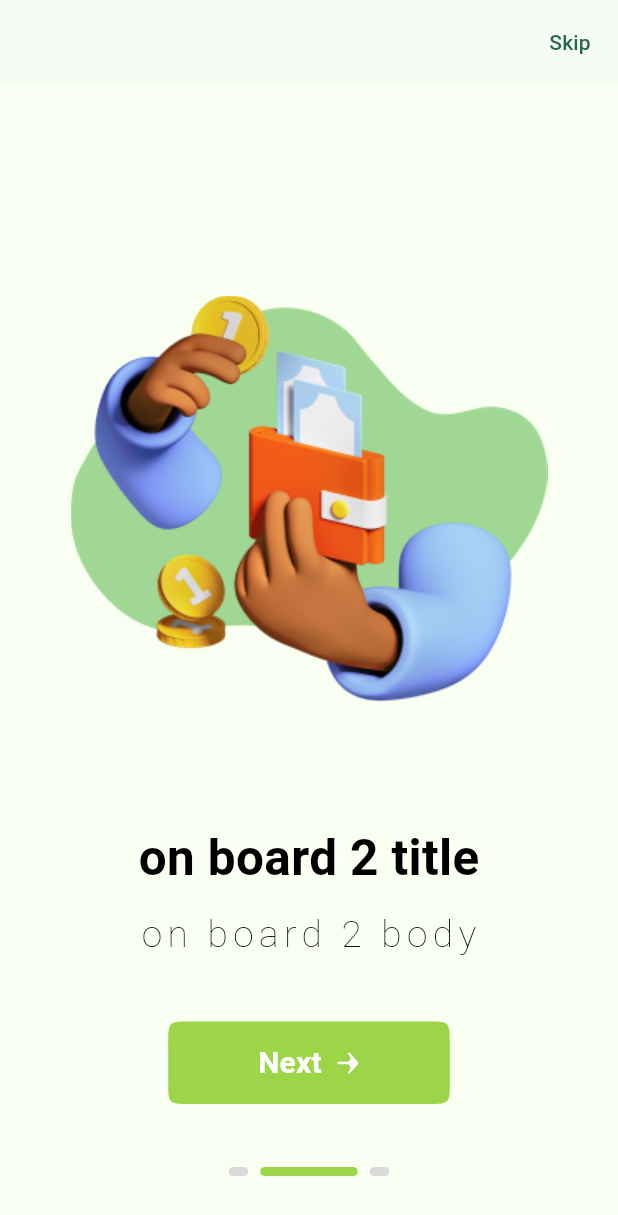
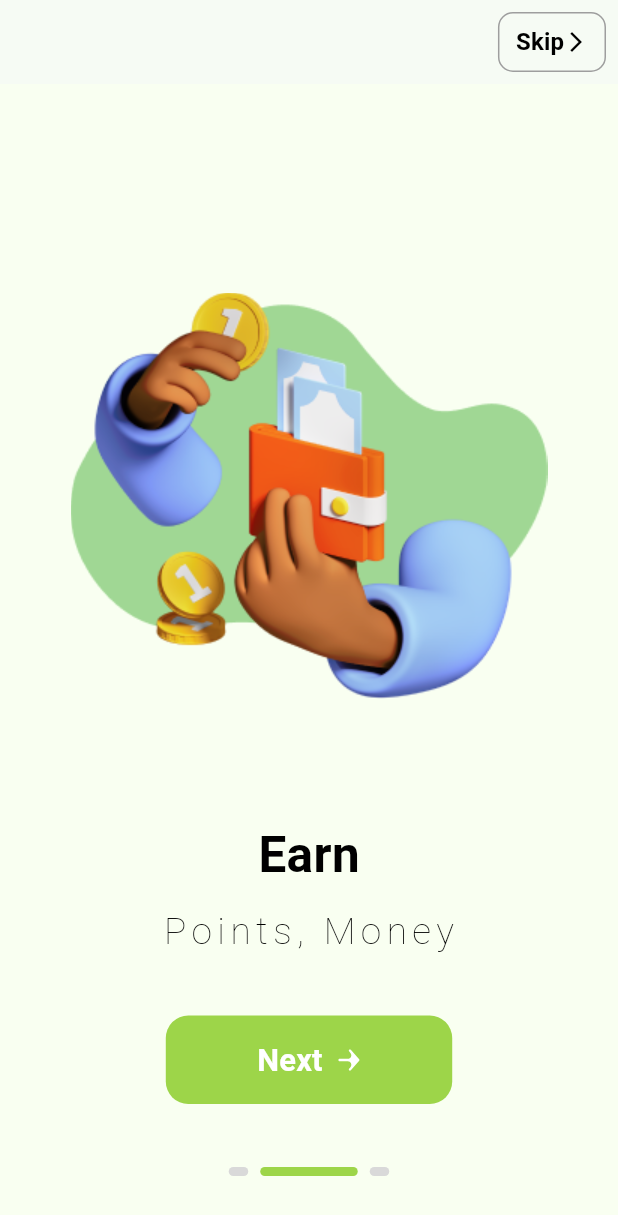
Before and after one commit to Marawanemad/Zero-Waste-App, a Flutter app: the screen it shows after launch, after a tap on "Next", on a phone screen of 412 x 824 dp. Shown: the top 1215 px of the screen. Run offline on Flutter 3.47's test engine with Material 3 defaults, Android fonts, the phone set to English and light mode, and no system bars; drawn by our look-alikes of smooth_page_indicator; our stand-ins replace dio, flutter_bloc, flutter_svg, shared_preferences; Roboto replaces fonts that are missing (Outfit).

Commit message:
on boarding is done new shared widget "DefaultGreenButton"

```diff
--- /dev/null
+++ b/lib/models/boarding_model.dart
@@ -0,0 +1,10 @@
+class BoardingModel {
+  final String image;
+  final String title;
+  final String? body;
+  BoardingModel({
+    required this.image,
+    required this.title,
+    required this.body,
+  });
+}
--- /dev/null
+++ b/lib/modules/onboarding/on_boarding_item_widget.dart
@@ -0,0 +1,39 @@
+import 'package:flutter/material.dart';
+import 'package:zerowasteapp/models/boarding_model.dart';
+import 'package:zerowasteapp/shared/extensions/context_width_extension.dart';
+import 'package:zerowasteapp/shared/themes/font_styles.dart';
+
+class OnBoardingItemWidget extends StatelessWidget {
+  const OnBoardingItemWidget({
+    super.key,
+    required this.model,
+    required this.isLast,
+  });
+
+  final BoardingModel model;
+
+  final bool isLast;
+
+  @override
+  Widget build(BuildContext context) {
+    return Column(
+      mainAxisAlignment: MainAxisAlignment.center,
+      children: isLast
+          ? [
+              Image.asset(model.image),
+              const SizedBox(height: 40.0),
+              Text(model.title,
+                  style: CustomTextStyle.bold24.responsive(context)),
+            ]
+          : [
+              Image.asset(model.image),
+              const SizedBox(height: 80.0),
+              Text(model.title,
+                  style: CustomTextStyle.bold32.responsive(context)),
+              const SizedBox(height: 10),
+              Text(model.body!,
+                  style: CustomTextStyle.thin24.responsive(context)),
+            ],
+    );
+  }
+}
--- a/lib/modules/onboarding/on_boarding_screen.dart
+++ b/lib/modules/onboarding/on_boarding_screen.dart
@@ -1,21 +1,11 @@
 import 'package:flutter/material.dart';
-import 'package:flutter_svg/flutter_svg.dart';
 import 'package:smooth_page_indicator/smooth_page_indicator.dart';
+import 'package:zerowasteapp/models/boarding_model.dart';
+import 'package:zerowasteapp/modules/onboarding/on_boarding_item_widget.dart';
 import 'package:zerowasteapp/shared/assets.dart';
-import 'package:zerowasteapp/shared/extensions/context_width_extension.dart';
 import 'package:zerowasteapp/shared/themes/colors.dart';
 import 'package:zerowasteapp/shared/themes/font_styles.dart';
-
-class BoardingModel {
-  final String image;
-  final String title;
-  final String? body;
-  BoardingModel({
-    required this.image,
-    required this.title,
-    required this.body,
-  });
-}
+import 'package:zerowasteapp/shared/widgets/default_green_button.dart';
 
 class OnBoarding extends StatefulWidget {
   const OnBoarding({super.key});
@@ -33,16 +23,16 @@ class _OnBoardingState extends State<OnBoarding> {
     ),
     BoardingModel(
       image: Assets.imagesOnboardingOnboarding2,
-      title: "on board 2 title",
-      body: "on board 2 body",
+      title: "Earn",
+      body: "Points, Money",
     ),
     BoardingModel(
       image: Assets.imagesOnboardingOnboarding3,
-      title: "on board 3 title",
-      body: "on board 3 body",
+      title: "Green Eco Taste",
+      body: "",
     ),
   ];
-  void endOnBoarding() {
+  void _endOnBoarding() {
     // navigateToWithReplacement(context, LoginScreen());
     // CacheHelper.setData(key: 'onBoarding', value: true);
   }
@@ -55,10 +45,35 @@ class _OnBoardingState extends State<OnBoarding> {
       backgroundColor: CustomColors.liteGreenF1,
       appBar: AppBar(
         actions: [
-          TextButton(
-            onPressed: () => endOnBoarding(),
-            child: const Text("Skip"),
-          )
+          !isLast
+              ? Padding(
+                  padding: const EdgeInsets.all(8.0),
+                  child: TextButton(
+                    style: ButtonStyle(
+                      shape: MaterialStateProperty.all<RoundedRectangleBorder>(
+                        RoundedRectangleBorder(
+                          borderRadius: BorderRadius.circular(10.0),
+                          side: BorderSide(color: Colors.grey),
+                        ),
+                      ),
+                    ),
+                    onPressed: () => _endOnBoarding(),
+                    child: Row(
+                      children: [
+                        const Text(
+                          "Skip",
+                          style: CustomTextStyle.semiBold16,
+                        ),
+                        Icon(
+                          Icons.arrow_forward_ios,
+                          size: 16,
+                          color: Colors.black,
+                        )
+                      ],
+                    ),
+                  ),
+                )
+              : SizedBox(),
         ],
       ),
       body: Padding(
@@ -67,10 +82,10 @@ class _OnBoardingState extends State<OnBoarding> {
           mainAxisAlignment: MainAxisAlignment.center,
           children: [
             const SizedBox(height: 60),
-
             Expanded(
               child: PageView.builder(
                 onPageChanged: (int index) {
+                  setState(() {});
                   if (index == boarding.length - 1) {
                     isLast = true;
                   } else {
@@ -79,14 +94,28 @@ class _OnBoardingState extends State<OnBoarding> {
                 },
                 controller: boardController,
                 physics: const BouncingScrollPhysics(),
-                itemBuilder: (context, index) =>
-                    OnBoardingItemWidget(model: boarding[index]),
+                itemBuilder: (context, index) => OnBoardingItemWidget(
+                  model: boarding[index],
+                  isLast: isLast,
+                ),
                 itemCount: boarding.length,
               ),
             ),
             DefaultGreenButton(
               boardController: boardController,
-              isLast: isLast,
+              text: isLast ? 'Start' : "Next",
+              iconPath: !isLast ? Assets.iconsArrow : "",
+              radius: isLast ? 140 : 15,
+              onPressed: () {
+                if (isLast) {
+                  _endOnBoarding();
+                } else {
+                  boardController.nextPage(
+                    duration: const Duration(milliseconds: 750),
+                    curve: Curves.easeInToLinear,
+                  );
+                }
+              },
             ),
             const SizedBox(height: 42),
             SmoothPageIndicator(
@@ -101,93 +130,9 @@ class _OnBoardingState extends State<OnBoarding> {
                 radius: 18,
               ),
             ),
-            // FloatingActionButton(
-            //   onPressed: () {
-            //     if (isLast) {
-            //       endOnBoarding();
-            //     } else {
-            //       boardController.nextPage(
-            //         duration: const Duration(milliseconds: 750),
-            //         curve: Curves.easeInToLinear,
-            //       );
-            //     }
-            //   },
-            //   child: const Icon(
-            //     Icons.arrow_forward_ios,
-            //     color: Colors.white,
-            //   ),
-            // ),
           ],
         ),
       ),
     );
   }
 }
-
-class OnBoardingItemWidget extends StatelessWidget {
-  const OnBoardingItemWidget({
-    super.key,
-    required this.model,
-  });
-
-  final BoardingModel model;
-
-  @override
-  Widget build(BuildContext context) {
-    return Column(
-      mainAxisAlignment: MainAxisAlignment.center,
-      children: [
-        Image.asset(model.image),
-        const SizedBox(height: 80.0),
-        Text(model.title, style: CustomTextStyle.bold32.responsive(context)),
-        const SizedBox(height: 10),
-        Text(model.body!, style: CustomTextStyle.thin24.responsive(context)),
-      ],
-    );
-  }
-}
-
-class DefaultGreenButton extends StatelessWidget {
-  DefaultGreenButton(
-      {super.key, required this.isLast, required this.boardController});
-  bool isLast;
-  var boardController;
-
-  @override
-  Widget build(BuildContext context) {
-    return MaterialButton(
-      onPressed: () {
-        if (isLast) {
-          // endOnBoarding();
-        } else {
-          boardController.nextPage(
-            duration: const Duration(milliseconds: 750),
-            curve: Curves.easeInToLinear,
-          );
-        }
-      },
-      color: CustomColors.vividGreen49,
-      elevation: 0,
-      shape: ContinuousRectangleBorder(
-        borderRadius: BorderRadius.circular(15),
-      ),
-      child: Padding(
-        padding: const EdgeInsets.symmetric(horizontal: 44, vertical: 13),
-        child: Row(
-          mainAxisSize: MainAxisSize.min,
-          children: [
-            Text(
-              "Next",
-              style: CustomTextStyle.bold20.copyWith(color: Colors.white),
-            ),
-            const SizedBox(width: 10),
-            SvgPicture.asset(
-              Assets.iconsArrow,
-              height: 15.0.getResponsiveFontSize(context),
-            ),
-          ],
-        ),
-      ),
-    );
-  }
-}
--- a/lib/shared/themes/font_styles.dart
+++ b/lib/shared/themes/font_styles.dart
@@ -7,6 +7,12 @@ abstract class CustomTextStyle {
     fontSize: 14,
     fontWeight: FontWeight.w600,
     color: CustomColors.grey85,
+  );
+  static const TextStyle semiBold16 = TextStyle(
+    fontFamily: "Outfit",
+    fontSize: 16,
+    fontWeight: FontWeight.w600,
+    color: Colors.black,
   );
   static const TextStyle regular12 = TextStyle(
     fontFamily: "Outfit",
@@ -118,6 +124,12 @@ abstract class CustomTextStyle {
     fontWeight: FontWeight.w700,
     color: Colors.black,
   );
+  static const TextStyle bold24 = TextStyle(
+    fontFamily: "Outfit",
+    fontSize: 24,
+    fontWeight: FontWeight.w700,
+    color: Colors.black,
+  );
   static const TextStyle bold14 = TextStyle(
     fontFamily: "Outfit",
     fontSize: 14,
--- /dev/null
+++ b/lib/shared/widgets/default_green_button.dart
@@ -0,0 +1,58 @@
+import 'package:flutter/material.dart';
+import 'package:flutter_svg/flutter_svg.dart';
+
+import 'package:zerowasteapp/shared/extensions/context_width_extension.dart';
+import 'package:zerowasteapp/shared/themes/colors.dart';
+import 'package:zerowasteapp/shared/themes/font_styles.dart';
+
+class DefaultGreenButton extends StatelessWidget {
+  DefaultGreenButton({
+    super.key,
+    required this.boardController,
+    required this.text,
+    this.onPressed,
+    required this.iconPath,
+    this.radius = 15,
+  });
+  final PageController boardController;
+  final String text;
+  final String iconPath;
+  final void Function()? onPressed;
+  final int radius;
+
+  @override
+  Widget build(BuildContext context) {
+    return MaterialButton(
+      onPressed: onPressed,
+      color: CustomColors.vividGreen49,
+      elevation: 0,
+      shape: RoundedRectangleBorder(
+        borderRadius: BorderRadius.circular(15),
+      ),
+      child: Padding(
+        padding: const EdgeInsets.symmetric(horizontal: 45, vertical: 15),
+        child: Row(
+          mainAxisAlignment: MainAxisAlignment.center,
+          mainAxisSize: MainAxisSize.min,
+          children: [
+            Text(
+              text,
+              style: CustomTextStyle.bold20
+                  .copyWith(color: Colors.white)
+                  .responsive(context),
+            ),
+            iconPath.isNotEmpty
+                ? Padding(
+                    padding: const EdgeInsets.only(left: 10),
+                    child: SvgPicture.asset(
+                      iconPath,
+                      height: 15.0.getResponsiveFontSize(context),
+                    ),
+                  )
+                : SizedBox(),
+          ],
+        ),
+      ),
+    );
+  }
+}
```
Also changed, not shown: 3 other files.
